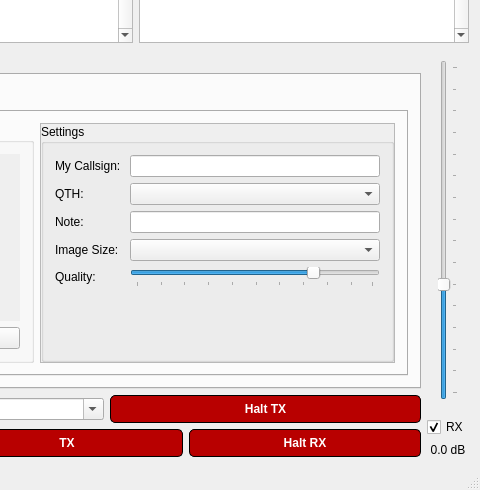
Above: src/ui/mainwindow.ui from GekkoFyre/small-world-deluxe before the change; both pictures show x 544 to 1024 and y 278 to 768 of the 1024 by 768 pixel window. Below: the same form after it.
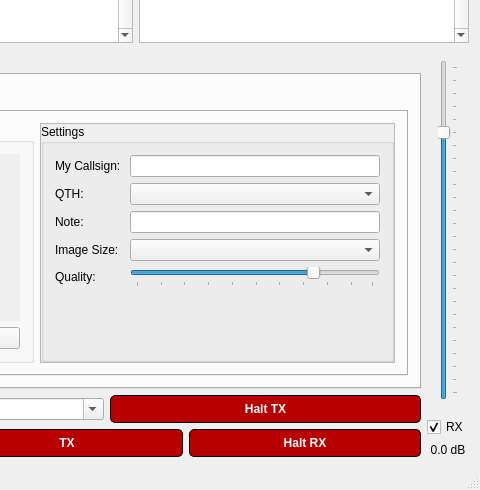
That is the form after the change. The open tabs and pages were chosen to show the change.

Patch:
```diff
--- a/src/ui/mainwindow.ui
+++ b/src/ui/mainwindow.ui
@@ -1460,13 +1460,13 @@
                 <number>0</number>
                </property>
                <property name="maximum">
-                <number>75</number>
+                <number>125</number>
                </property>
                <property name="pageStep">
                 <number>5</number>
                </property>
                <property name="value">
-                <number>25</number>
+                <number>100</number>
                </property>
                <property name="orientation">
                 <enum>Qt::Vertical</enum>
```
Left out of the diff: 8 changed lines with no effect on the pictures.
